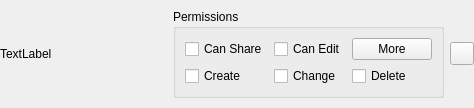
The window that src/gui/sharewidget.ui (nextcloud/desktop) describes before a commit, drawn with Qt 5.
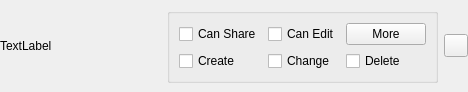
The same window after the commit. Icons and pictures are not drawn.

Commit message: ShareDialog: remove the "Premissions" label and adjust the size of the scrollarea (#3737)

```diff
--- a/src/gui/sharewidget.ui
+++ b/src/gui/sharewidget.ui
@@ -9,8 +9,8 @@
    <rect>
     <x>0</x>
     <y>0</y>
-    <width>474</width>
-    <height>108</height>
+    <width>468</width>
+    <height>92</height>
    </rect>
   </property>
   <property name="windowTitle">
@@ -54,7 +54,7 @@
      <item>
       <widget class="QGroupBox" name="groupBox">
        <property name="title">
-        <string>Permissions</string>
+        <string/>
        </property>
        <layout class="QGridLayout" name="gridLayout">
         <item row="0" column="0">
```
The commit also changes 2 other files.
